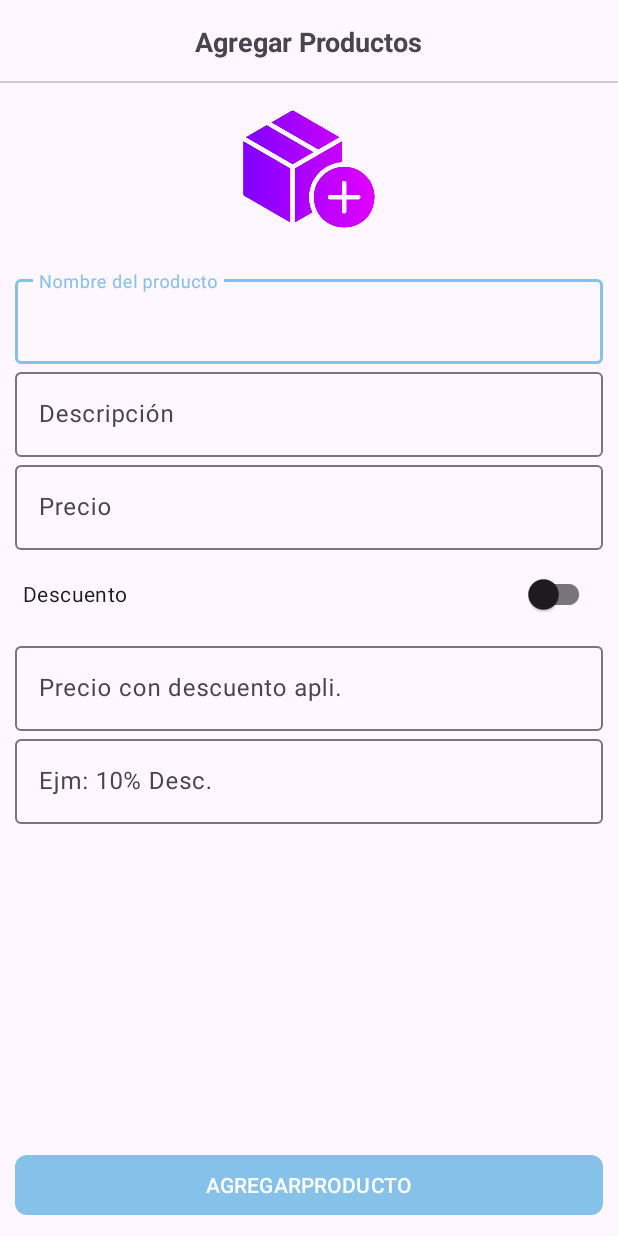
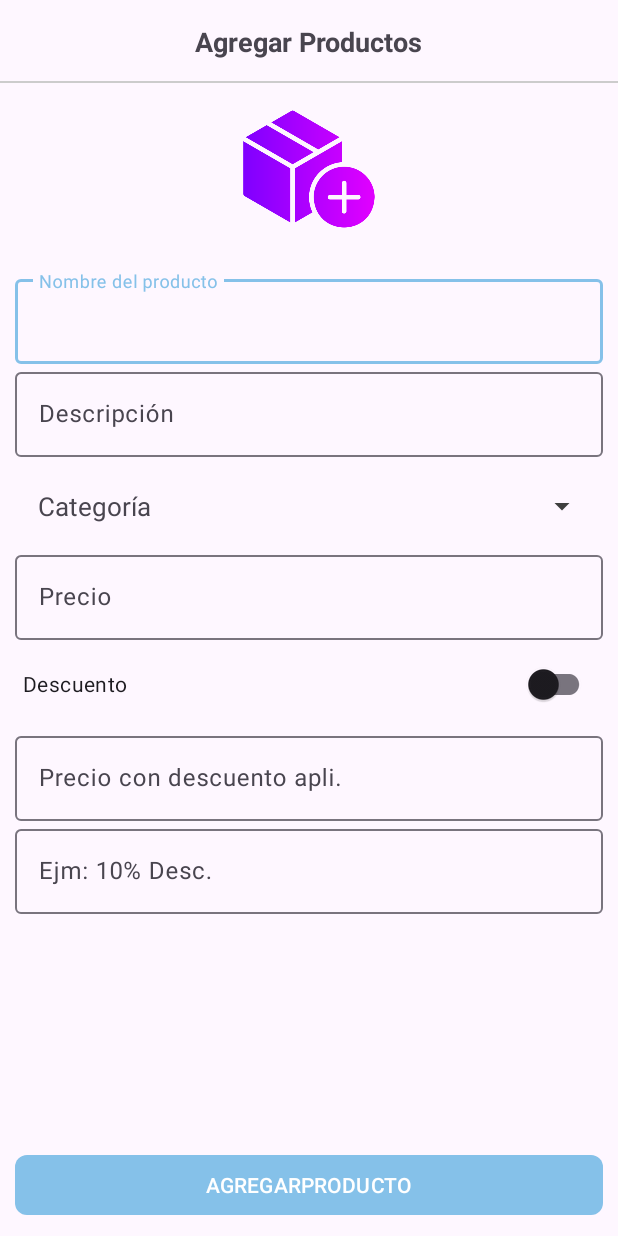
Before and after one commit to Garithos2ez4/ProyectoVirtualStore, an Android app: the AgregarProductoActivity screen opened directly, with no data from a screen before it, on a phone screen of 412 x 824 dp. Run offline under Robolectric (Android 15) with nearby library versions, the phone set to English and light mode, and no system bars; our stand-ins replace Firebase (no records; nobody signed in at launch, a user with empty details on screens opened directly); libraries missing offline, so code that uses them is left out: com.github.dhaval2404.imagepicker.

Commit message:
Categoria añadido a la base de datos. Además de cargar categorias, pruebas exitosas sin problemas

```diff
--- a/app/build.gradle.kts
+++ b/app/build.gradle.kts
@@ -51,6 +51,7 @@ dependencies {
     implementation(libs.androidx.constraintlayout)
     implementation(libs.firebase.auth.ktx)
     implementation(libs.imagePicker)/*Recortar una imagen del celular*/
+    implementation(libs.glide)/*Leer Imagenes*/
     testImplementation(libs.junit)
     androidTestImplementation(libs.androidx.junit)
     androidTestImplementation(libs.androidx.espresso.core)
--- /dev/null
+++ b/app/src/main/java/com/example/sistemadefacturacion_pruni/Adaptadores/AdaptadorImagenSeleccionada.kt
@@ -0,0 +1,55 @@
+package com.example.sistemadefacturacion_pruni.Adaptadores
+
+import android.content.Context
+import android.view.LayoutInflater
+import android.view.View
+import android.view.ViewGroup
+import androidx.recyclerview.widget.RecyclerView.ViewHolder
+import androidx.recyclerview.widget.RecyclerView.Adapter
+import com.bumptech.glide.Glide
+import com.example.sistemadefacturacion_pruni.Modelos.ModeloImagenSeleccionada
+import com.example.sistemadefacturacion_pruni.R
+import com.example.sistemadefacturacion_pruni.databinding.ItemImagenesSeleccionadasBinding
+
+class AdaptadorImagenSeleccionada (private val context : Context,
+                                   private val imagenesSelectArrayList : ArrayList<ModeloImagenSeleccionada>
+): Adapter<AdaptadorImagenSeleccionada.HolderImagenSeleccionada>(){
+
+    private lateinit var binding : ItemImagenesSeleccionadasBinding
+
+    override fun onCreateViewHolder(parent: ViewGroup, viewType: Int): HolderImagenSeleccionada {
+         binding = ItemImagenesSeleccionadasBinding.inflate(LayoutInflater.from(context),parent,false)
+         return HolderImagenSeleccionada(binding.root)
+    }
+
+    override fun getItemCount(): Int {
+        return imagenesSelectArrayList.size
+
+    }
+
+    override fun onBindViewHolder(holder: HolderImagenSeleccionada, position: Int) {
+      var modelo = imagenesSelectArrayList[position]
+
+        val imagenUri = modelo.imageUri
+          //Leyendo imagen
+        try{
+            Glide.with(context)
+                .load(imagenUri)
+                .placeholder(R.drawable.item)
+                .into(holder.item_imagen)
+        }catch (e: Exception){
+
+        }
+        //Evento para eliminar una imagen de la lista
+            holder.btn_borrar.setOnClickListener {
+                imagenesSelectArrayList.remove(modelo)
+                notifyDataSetChanged()
+            }
+
+    }
+    inner class HolderImagenSeleccionada(itemView : View): ViewHolder(itemView){
+        var item_imagen = binding.itemImagen
+        var btn_borrar = binding.borrarItem
+
+    }
+}
--- a/app/src/main/java/com/example/sistemadefacturacion_pruni/Vendedor/MainActivityVendedor.kt
+++ b/app/src/main/java/com/example/sistemadefacturacion_pruni/Vendedor/MainActivityVendedor.kt
@@ -17,6 +17,7 @@ import com.example.sistemadefacturacion_pruni.R
 import com.example.sistemadefacturacion_pruni.SeleccionarTipoActivity
 import com.example.sistemadefacturacion_pruni.Vendedor.Botton_Nav_Fragments_Vendedor.FragmentMisProductosV
 import com.example.sistemadefacturacion_pruni.Vendedor.Botton_Nav_Fragments_Vendedor.FragmentOrdenesV
+import com.example.sistemadefacturacion_pruni.Vendedor.Nav_Fragment_Vendedor.FragmentCategoriasV
 import com.example.sistemadefacturacion_pruni.Vendedor.Nav_Fragment_Vendedor.FragmentInicioV
 import com.example.sistemadefacturacion_pruni.Vendedor.Nav_Fragment_Vendedor.FragmentMiTiendaV
 import com.example.sistemadefacturacion_pruni.Vendedor.Nav_Fragment_Vendedor.FragmentReseniasV
@@ -88,6 +89,9 @@ class MainActivityVendedor : AppCompatActivity() , NavigationView.OnNavigationIt
             R.id.op_mi_tienda_v->{
                 replaceFragment(FragmentMiTiendaV())
             }
+            R.id.op_categorias_v->{
+                replaceFragment(FragmentCategoriasV())
+            }
             R.id.op_resenia_v->{
                 replaceFragment(FragmentReseniasV())
             }
--- a/app/src/main/java/com/example/sistemadefacturacion_pruni/Vendedor/Productos/AgregarProductoActivity.kt
+++ b/app/src/main/java/com/example/sistemadefacturacion_pruni/Vendedor/Productos/AgregarProductoActivity.kt
@@ -5,25 +5,90 @@ import android.net.Uri
 import android.os.Bundle
 import android.widget.Toast
 import androidx.activity.result.contract.ActivityResultContracts
+import androidx.appcompat.app.AlertDialog
 import androidx.appcompat.app.AppCompatActivity
+import com.example.sistemadefacturacion_pruni.Adaptadores.AdaptadorImagenSeleccionada
+import com.example.sistemadefacturacion_pruni.Constantes
+import com.example.sistemadefacturacion_pruni.Modelos.ModeloCategoria
+import com.example.sistemadefacturacion_pruni.Modelos.ModeloImagenSeleccionada
 import com.example.sistemadefacturacion_pruni.databinding.ActivityAgregarProductoBinding
 import com.github.dhaval2404.imagepicker.ImagePicker
+import com.google.firebase.database.DataSnapshot
+import com.google.firebase.database.DatabaseError
+import com.google.firebase.database.FirebaseDatabase
+import com.google.firebase.database.ValueEventListener
 
 class AgregarProductoActivity : AppCompatActivity() {
 
     private lateinit var binding: ActivityAgregarProductoBinding
     private var imageUri: Uri? = null
 
+    private lateinit var imagenSelectArrayList: ArrayList<ModeloImagenSeleccionada>
+    private lateinit var adaptadorImagenSeleccionada: AdaptadorImagenSeleccionada
+    private lateinit var categoriaArrayList: ArrayList<ModeloCategoria>
+
+
     override fun onCreate(savedInstanceState: Bundle?) {
         super.onCreate(savedInstanceState)
         binding = ActivityAgregarProductoBinding.inflate(layoutInflater)
         setContentView(binding.root)
+        cargarCategorias()
+        imagenSelectArrayList = ArrayList()
 
         binding.imgAgregarProducto.setOnClickListener {
             seleccionarImg()
         }
+        binding.Categoria.setOnClickListener {
+            selecCategorias()
+        }
+        cargarImagenes()
+    }
+
+    private fun cargarCategorias() {
+       categoriaArrayList = ArrayList()
+        val ref = FirebaseDatabase.getInstance().getReference("Categorias").orderByChild("categoria")
+        ref.addValueEventListener(object : ValueEventListener {
+            override fun onDataChange(snapshot: DataSnapshot) {
+                categoriaArrayList.clear()
+                for (ds in snapshot.children) {
+                    val modelo = ds.getValue(ModeloCategoria::class.java)
+                    categoriaArrayList.add(modelo!!)
+
+                }
+
+        }
+                override fun onCancelled(error: DatabaseError) {
+
+
+                }
+    })
+        }
+
+    private var idCet =""
+    private var tituloCat = ""
+    private fun selecCategorias(){
+        val categoriasArray = arrayOfNulls<String>(categoriaArrayList.size)
+        for (i in categoriaArrayList.indices){
+            categoriasArray[i] = categoriaArrayList[i].categoria
+        }
+
+        val builder = AlertDialog.Builder(this)
+        builder.setTitle("Seleccione una categoria")
+            .setItems(categoriasArray){dialog, which ->
+                idCet = categoriaArrayList[which].id
+                tituloCat = categoriaArrayList[which].categoria
+                binding.Categoria.text = tituloCat
+    }
+            .show()
 
     }
+
+
+                private fun cargarImagenes() {
+        adaptadorImagenSeleccionada = AdaptadorImagenSeleccionada(this, imagenSelectArrayList)
+        binding.RVImagenesProducto.adapter = adaptadorImagenSeleccionada
+    }
+
     private fun seleccionarImg(){
         ImagePicker.with(this)
             .crop()
@@ -39,7 +104,10 @@ class AgregarProductoActivity : AppCompatActivity() {
             if(result.resultCode == Activity.RESULT_OK){
                 val data = result.data
                 imageUri = data!!.data
-                binding.imgAgregarProducto.setImageURI(imageUri)
+                val tiempo = "${Constantes().obtenerTiempoD()}"
+                val modeloImgSel =  ModeloImagenSeleccionada(tiempo,imageUri,null,false)
+                   imagenSelectArrayList.add(modeloImgSel)
+                cargarImagenes()
             } else {
                 Toast.makeText(this, "Accion cancelada,No selecciono ninguna imagen", Toast.LENGTH_SHORT).show()
             }
--- /dev/null
+++ b/app/src/main/res/drawable/custom_edittext.xml
@@ -0,0 +1,7 @@
+<?xml version="1.0" encoding="utf-8"?>
+<selector xmlns:android="http://schemas.android.com/apk/res/android">
+
+
+    <corners android:radius="8dp"/>
+
+</selector>
--- /dev/null
+++ b/app/src/main/res/drawable/ico_abajo.xml
@@ -0,0 +1,5 @@
+<vector xmlns:android="http://schemas.android.com/apk/res/android" android:height="24dp" android:tint="#3F3F3F" android:viewportHeight="24" android:viewportWidth="24" android:width="24dp">
+
+    <path android:fillColor="@android:color/white" android:pathData="M7,10l5,5 5,-5z"/>
+
+</vector>
--- a/app/src/main/res/layout/activity_agregar_producto.xml
+++ b/app/src/main/res/layout/activity_agregar_producto.xml
@@ -93,20 +93,36 @@
                     android:layout_height="wrap_content"
                     />
             </com.google.android.material.textfield.TextInputLayout>
+            <!--Categoria del producto-->
+
+
+            <TextView
+                android:id="@+id/Categoria"
+                android:text="@string/Categoriap"
+                android:padding="15dp"
+                android:textSize="17sp"
+                android:layout_marginTop="5dp"
+                android:gravity="center_vertical"
+                app:drawableEndCompat="@drawable/ico_abajo"
+                android:background="@drawable/custom_edittext"
+                android:layout_below="@+id/TIL_Descripcion"
+                android:layout_width="match_parent"
+                android:layout_height="wrap_content"/>
+
             <!--Precio-->
 
             <com.google.android.material.textfield.TextInputLayout
                 android:id="@+id/TIL_Precio"
-                android:layout_below="@+id/TIL_Descripcion"
+                android:layout_below="@+id/Categoria"
                 android:layout_width="match_parent"
                 android:layout_height="wrap_content">
+
                 <EditText
                     android:id="@+id/etPrecioP"
-                    android:hint="@string/etPreciop"
-                    android:inputType="numberDecimal"
                     android:layout_width="match_parent"
                     android:layout_height="wrap_content"
-                    />
+                    android:hint="@string/etPreciop"
+                    android:inputType="numberDecimal" />
             </com.google.android.material.textfield.TextInputLayout>
             <androidx.appcompat.widget.SwitchCompat
                 android:id="@+id/descuentoSwitch"
--- a/app/src/main/res/menu/nav_drawer_vendedor_menu.xml
+++ b/app/src/main/res/menu/nav_drawer_vendedor_menu.xml
@@ -9,6 +9,12 @@
             android:id="@+id/op_inicio_v"
             android:title="@string/op_inicio_v"
             android:icon="@drawable/icono_inicio"/>
+
+        <item
+            android:id="@+id/op_categorias_v"
+            android:title="@string/op_categorias_V"
+            android:icon="@drawable/category_24_ico"/>
+
         <item
             android:id="@+id/op_mi_tienda_v"
             android:title="@string/op_mitienda_v"
--- a/gradle/libs.versions.toml
+++ b/gradle/libs.versions.toml
@@ -15,6 +15,7 @@ firebaseAuthV="22.3.1"
 firebaseAuthKtx = "22.3.1"
 firebaseDatabaseV= "20.3.1"
 imagePickerV= "2.1"
+glideV="4.16.0"
 
 
 [libraries]
@@ -31,6 +32,7 @@ firebaseAuth={group="com.google.firebase",name="firebase-auth",version.ref="fire
 firebase-auth-ktx = { group = "com.google.firebase", name = "firebase-auth-ktx", version.ref = "firebaseAuthKtx" }
 firebaseDatabase={group="com.google.firebase",name="firebase-database",version.ref="firebaseDatabaseV"}
 imagePicker={group="com.github.dhaval2404",name="imagepicker",version.ref="imagePickerV"}
+glide={group="com.github.bumptech.glide",name="glide",version.ref="glideV"}
 
 [plugins]
 android-application = { id = "com.android.application", version.ref = "agp" }
```
Also changed, not shown: app/src/main/java/com/example/sistemadefacturacion_pruni/Modelos/ModeloCategoria.kt (added, +15 -0 lines), app/src/main/java/com/example/sistemadefacturacion_pruni/Modelos/ModeloImagenSeleccionada.kt (added, +19 -0 lines), app/src/main/java/com/example/sistemadefacturacion_pruni/Vendedor/Nav_Fragment_Vendedor/FragmentCategoriasV.kt (added, +83 -0 lines), app/src/main/res/drawable/category_24_ico.xml (added, +9 -0 lines), app/src/main/res/layout/fragment_categorias_v.xml (added, +50 -0 lines), app/src/main/res/values/strings.xml (+6 -2 lines).
